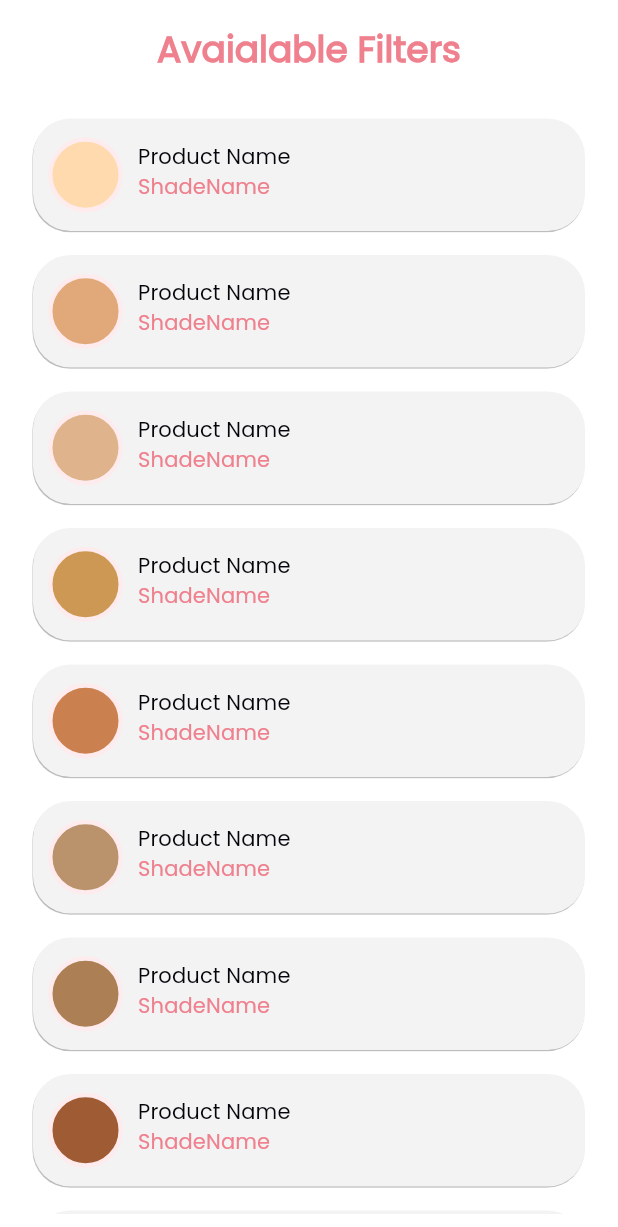
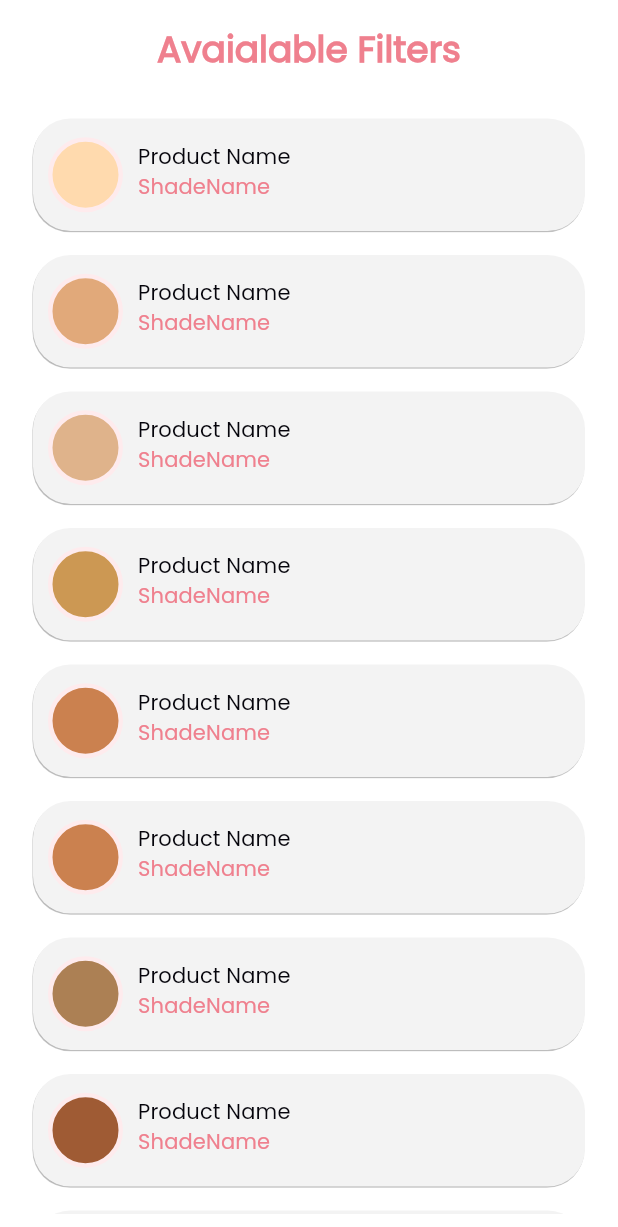
Before and after one commit to hajrashahzad/OptiGlam-Customer, a Flutter app: the screen it shows once a user with an empty profile is signed in, after a tap on "Virtual Try-On", on a phone screen of 412 x 824 dp. Shown: the top 1227 px of the screen. Run offline on Flutter 3.47's test engine with Material 3 defaults, Android fonts, the phone set to English and light mode, and no system bars; our stand-ins replace carousel_slider, cloud_firestore, firebase_auth, firebase_core, get, image_picker; missing offline and left inert: deepar_flutter; accounts and stored records are empty.

Commit message:
Updated AR filters

```diff
--- a/lib/src/features/try on/screens/filter_screen.dart
+++ b/lib/src/features/try on/screens/filter_screen.dart
@@ -23,15 +23,15 @@ class FilterScreen extends StatelessWidget {
                 SingleChildScrollView(
                   child: Column(
                     children: [
-                      FilterShadeCard(foundationColor: Color(0xFFFFDAAE), productName: 'Product Name', shadeName: 'ShadeName', filterPath: 'assets/effects/Neon_Devil_Horns.deepar',),
-                      FilterShadeCard(foundationColor: Color(0xFFE1A97A), productName: 'Product Name', shadeName: 'ShadeName', filterPath: 'assets/effects/Neon_Devil_Horns.deepar',),
-                      FilterShadeCard(foundationColor: Color(0xFFDFB38B), productName: 'Product Name', shadeName: 'ShadeName', filterPath: 'assets/effects/Neon_Devil_Horns.deepar',),
-                      FilterShadeCard(foundationColor: Color(0xFFCC9853), productName: 'Product Name', shadeName: 'ShadeName', filterPath: 'assets/effects/Neon_Devil_Horns.deepar',),
-                      FilterShadeCard(foundationColor: Color(0xFFCB814F), productName: 'Product Name', shadeName: 'ShadeName', filterPath: 'assets/effects/Neon_Devil_Horns.deepar',),
-                      FilterShadeCard(foundationColor: Color(0xFFBA936C), productName: 'Product Name', shadeName: 'ShadeName', filterPath: 'assets/effects/Neon_Devil_Horns.deepar',),
-                      FilterShadeCard(foundationColor: Color(0xFFAC8054), productName: 'Product Name', shadeName: 'ShadeName', filterPath: 'assets/effects/Neon_Devil_Horns.deepar',),
-                      FilterShadeCard(foundationColor: Color(0xFF9F5B34), productName: 'Product Name', shadeName: 'ShadeName', filterPath: 'assets/effects/Neon_Devil_Horns.deepar',),
-                      FilterShadeCard(foundationColor: Color(0xFF885A44), productName: 'Product Name', shadeName: 'ShadeName', filterPath: 'assets/effects/Neon_Devil_Horns.deepar',),
+                      FilterShadeCard(foundationColor: Color(0xFFFFDAAE), productName: 'Product Name', shadeName: 'ShadeName', filterPath: 'assets/effects/filterFFDAAE.deepar',),
+                      FilterShadeCard(foundationColor: Color(0xFFE1A97A), productName: 'Product Name', shadeName: 'ShadeName', filterPath: 'assets/effects/filterE1A97A.deepar',),
+                      FilterShadeCard(foundationColor: Color(0xFFDFB38B), productName: 'Product Name', shadeName: 'ShadeName', filterPath: 'assets/effects/filterDFB38B.deepar',),
+                      FilterShadeCard(foundationColor: Color(0xFFCC9853), productName: 'Product Name', shadeName: 'ShadeName', filterPath: 'assets/effects/filterCC9853.deepar',),
+                      FilterShadeCard(foundationColor: Color(0xFFCB814F), productName: 'Product Name', shadeName: 'ShadeName', filterPath: 'assets/effects/filterCB814F.deepar',),
+                      FilterShadeCard(foundationColor: Color(0xFFCB814F), productName: 'Product Name', shadeName: 'ShadeName', filterPath: 'assets/effects/filterCB814F.deepar',),
+                      FilterShadeCard(foundationColor: Color(0xFFAC8054), productName: 'Product Name', shadeName: 'ShadeName', filterPath: 'assets/effects/filterAC8054.deepar',),
+                      FilterShadeCard(foundationColor: Color(0xFF9F5B34), productName: 'Product Name', shadeName: 'ShadeName', filterPath: 'assets/effects/filter9F5B34.deepar',),
+                      FilterShadeCard(foundationColor: Color(0xFF885A44), productName: 'Product Name', shadeName: 'ShadeName', filterPath: 'assets/effects/filter885A44.deepar',),
                     ],
                   ),
                 ),
```
Also changed, not shown: 9 other files.
